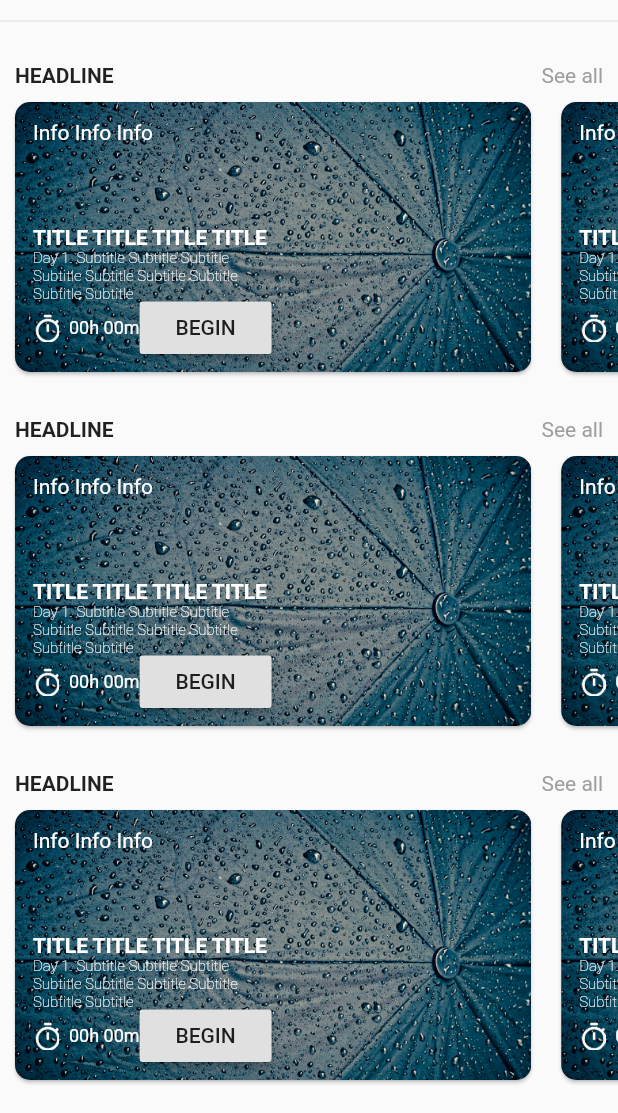
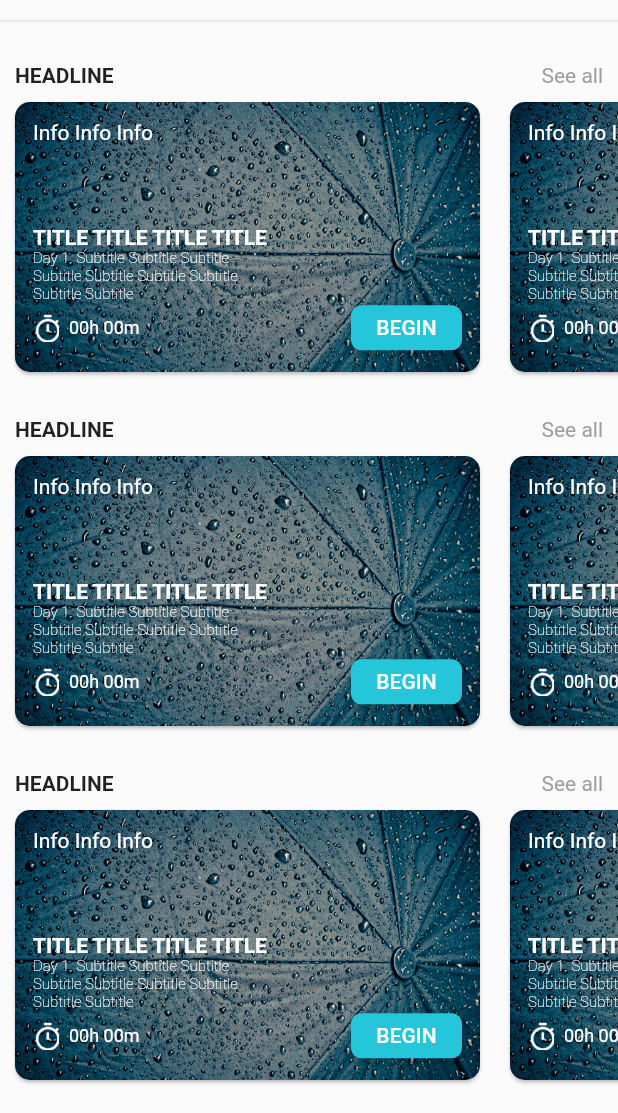
Before and after one commit to CoMatu/meditation_app, a Flutter app: the screen it shows after launch, on a phone screen of 412 x 824 dp, the part 123-1236 px from its top. Run offline on Flutter 3.47's test engine with Material 2 defaults, Android fonts, the phone set to English and light mode, and no system bars.

Commit message:
card ia ready

```diff
--- a/lib/presentation/widgets/meditation_card.dart
+++ b/lib/presentation/widgets/meditation_card.dart
@@ -5,13 +5,18 @@ class MeditationCard extends StatelessWidget {
 
   @override
   Widget build(BuildContext context) {
-    return Card(
+    return Container(
+      height: 175,
+      width: 330,
+      child: Card(
         semanticContainer: true,
         clipBehavior: Clip.antiAliasWithSaveLayer,
         child: Stack(
           children: <Widget>[
             Image.asset(
               'res/images/background_1.png',
+              height: 200,
+              width: 330,
               fit: BoxFit.fill,
             ),
             Padding(
@@ -51,7 +56,7 @@ class MeditationCard extends StatelessWidget {
                   ),
                   Expanded(
                     child: Row(
-                    mainAxisAlignment: MainAxisAlignment.center,
+                      mainAxisAlignment: MainAxisAlignment.spaceBetween,
                       crossAxisAlignment: CrossAxisAlignment.center,
                       children: <Widget>[
                         Container(
@@ -75,8 +80,18 @@ class MeditationCard extends StatelessWidget {
                             ],
                           ),
                         ),
-                      RaisedButton(onPressed: (){},
-                      child: Text('BEGIN'),),
+                        ButtonTheme(
+                          height: 30.0,
+                          minWidth: 74.0,
+                          child: RaisedButton(
+                            onPressed: () {},
+                            color: Colors.cyan[400],
+                            child: Text('BEGIN', style: TextStyle(color: Colors.white),),
+                            shape: new RoundedRectangleBorder(
+                              borderRadius: new BorderRadius.circular(7.0),
+                            ),
+                          ),
+                        ),
                       ],
                     ),
                   )
@@ -89,6 +104,7 @@ class MeditationCard extends StatelessWidget {
           borderRadius: BorderRadius.circular(10.0),
         ),
         margin: EdgeInsets.all(10),
+      ),
     );
   }
 }
```
Also changed, not shown: lib/presentation/widgets/sounds_widget.dart (+55 -3 lines). Lines whose indentation alone changed are shown as unchanged.
